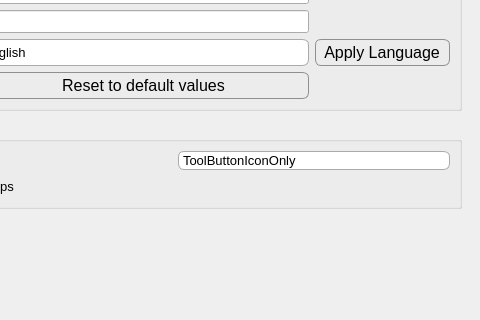
Above: apps/Lab-on-a-tip/tools.ui from bellonemauro/Labonatip2.0 before the change; both pictures show x 131 to 611 and y 121 to 441 of the 611 by 610 pixel window. Below: the same form after it.
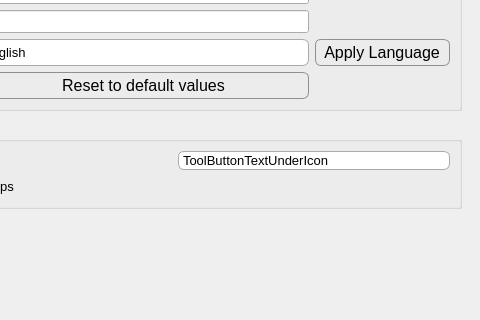
That is the form after the change. The open tabs and pages were chosen to show the change. Icons and pictures are not drawn.

What changed in the file:
```diff
--- a/apps/Lab-on-a-tip/tools.ui
+++ b/apps/Lab-on-a-tip/tools.ui
@@ -498,7 +498,10 @@
 </string>
              </property>
              <property name="currentText">
-              <string notr="true">ToolButtonIconOnly</string>
+              <string>ToolButtonTextUnderIcon</string>
+             </property>
+             <property name="currentIndex">
+              <number>3</number>
              </property>
              <property name="frame">
               <bool>true</bool>
```
Left out of the diff: 2 changed lines with no effect on the pictures.
